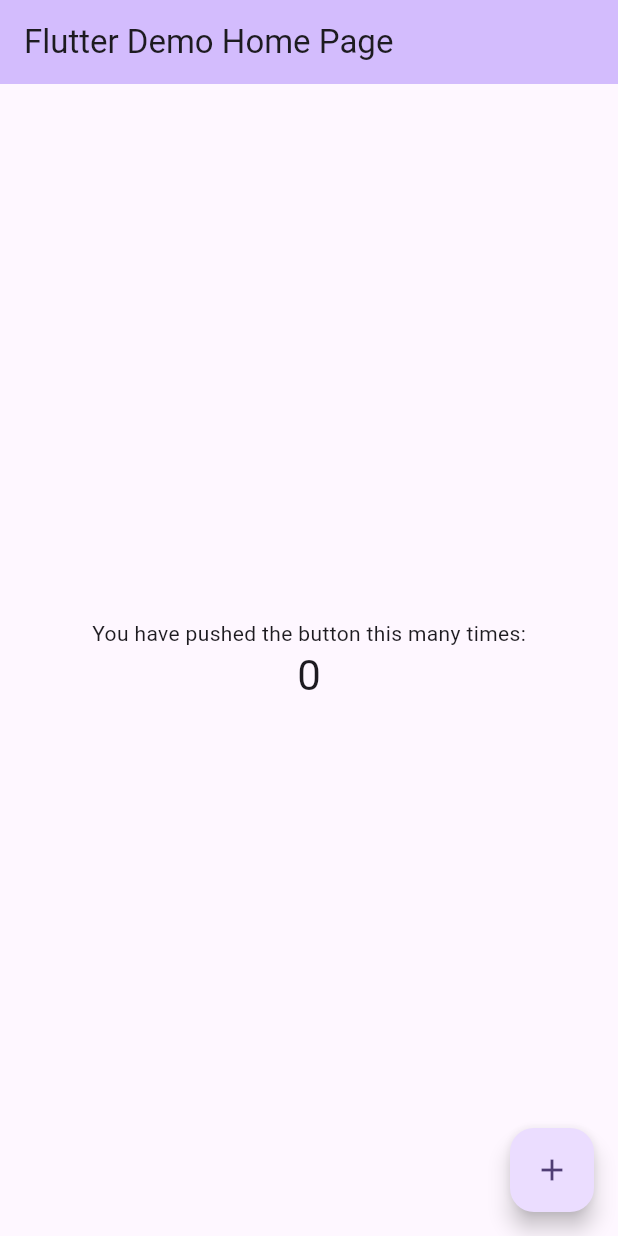
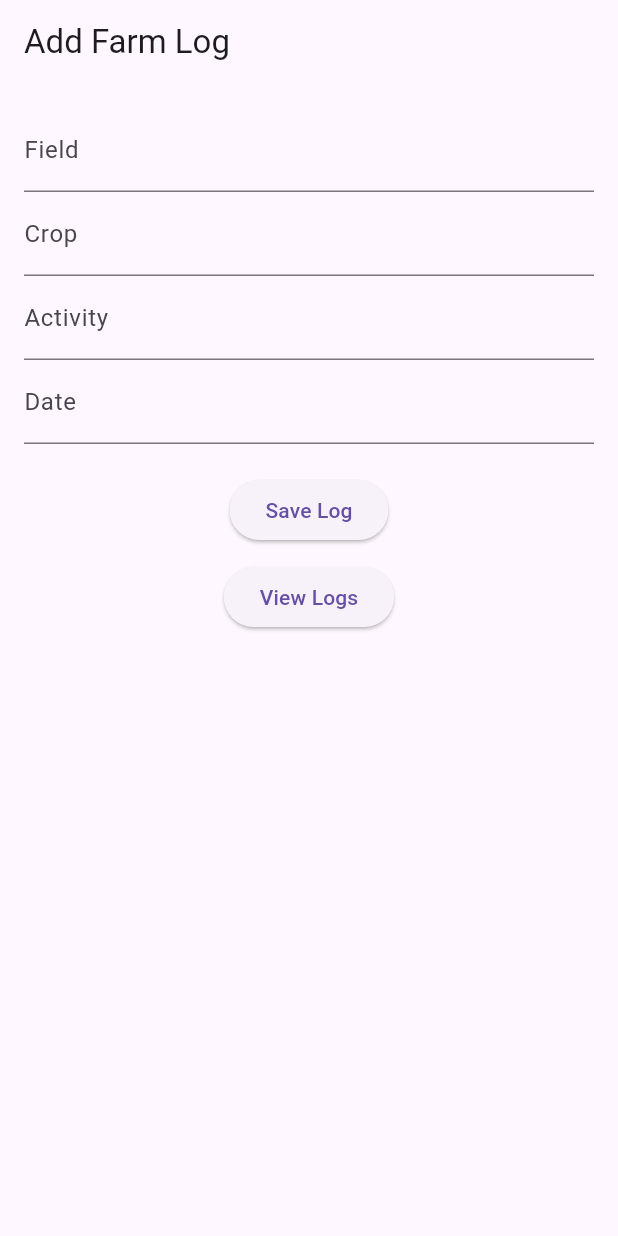
Before and after one commit to kolebauer/farm_log_lite, a Flutter app: the screen it shows after launch, on a phone screen of 412 x 824 dp. Run offline on Flutter 3.47's test engine with Material 3 defaults, Android fonts, the phone set to English and light mode, and no system bars; our stand-ins replace sqflite; accounts and stored records are empty.

Commit message:
Finalize Farm Log Lite app

```diff
--- /dev/null
+++ b/lib/db/database_helper.dart
@@ -0,0 +1,57 @@
+import 'package:sqflite/sqflite.dart';
+import 'package:path/path.dart';
+import '../models/log.dart';
+
+class DatabaseHelper {
+  static final DatabaseHelper _instance = DatabaseHelper._internal();
+  factory DatabaseHelper() => _instance;
+  DatabaseHelper._internal();
+
+  static Database? _database;
+
+  Future<Database> get database async {
+    if (_database != null) return _database!;
+    _database = await _initDb();
+    return _database!;
+  }
+
+  Future<Database> _initDb() async {
+    String path = join(await getDatabasesPath(), 'farm_log.db');
+    return await openDatabase(
+      path,
+      version: 1,
+      onCreate: (db, version) {
+        return db.execute('''
+          CREATE TABLE logs(
+            id INTEGER PRIMARY KEY AUTOINCREMENT,
+            field TEXT,
+            crop TEXT,
+            activity TEXT,
+            date TEXT
+          )
+        ''');
+      },
+    );
+  }
+
+  Future<void> insertLog(Log log) async {
+    final db = await database;
+    await db.insert('logs', log.toMap(),
+        conflictAlgorithm: ConflictAlgorithm.replace);
+  }
+
+  Future<List<Log>> getLogs() async {
+    final db = await database;
+    final List<Map<String, dynamic>> maps = await db.query('logs');
+
+    return List.generate(maps.length, (i) {
+      return Log(
+        id: maps[i]['id'],
+        field: maps[i]['field'],
+        crop: maps[i]['crop'],
+        activity: maps[i]['activity'],
+        date: maps[i]['date'],
+      );
+    });
+  }
+}
--- a/lib/main.dart
+++ b/lib/main.dart
@@ -1,122 +1,104 @@
 import 'package:flutter/material.dart';
+import 'db/database_helper.dart';
+import 'models/log.dart';
+import 'screens/view_logs_screen.dart';
 
 void main() {
-  runApp(const MyApp());
+  runApp(const FarmLogLiteApp());
 }
 
-class MyApp extends StatelessWidget {
-  const MyApp({super.key});
+class FarmLogLiteApp extends StatelessWidget {
+  const FarmLogLiteApp({super.key});
 
-  // This widget is the root of your application.
   @override
   Widget build(BuildContext context) {
     return MaterialApp(
-      title: 'Flutter Demo',
-      theme: ThemeData(
-        // This is the theme of your application.
-        //
-        // TRY THIS: Try running your application with "flutter run". You'll see
-        // the application has a purple toolbar. Then, without quitting the app,
-        // try changing the seedColor in the colorScheme below to Colors.green
-        // and then invoke "hot reload" (save your changes or press the "hot
-        // reload" button in a Flutter-supported IDE, or press "r" if you used
-        // the command line to start the app).
-        //
-        // Notice that the counter didn't reset back to zero; the application
-        // state is not lost during the reload. To reset the state, use hot
-        // restart instead.
-        //
-        // This works for code too, not just values: Most code changes can be
-        // tested with just a hot reload.
-        colorScheme: ColorScheme.fromSeed(seedColor: Colors.deepPurple),
-      ),
-      home: const MyHomePage(title: 'Flutter Demo Home Page'),
+      title: 'Farm Log Lite',
+      theme: ThemeData(primarySwatch: Colors.green),
+      home: const AddLogScreen(),
     );
   }
 }
 
-class MyHomePage extends StatefulWidget {
-  const MyHomePage({super.key, required this.title});
-
-  // This widget is the home page of your application. It is stateful, meaning
-  // that it has a State object (defined below) that contains fields that affect
-  // how it looks.
-
-  // This class is the configuration for the state. It holds the values (in this
-  // case the title) provided by the parent (in this case the App widget) and
-  // used by the build method of the State. Fields in a Widget subclass are
-  // always marked "final".
-
-  final String title;
+class AddLogScreen extends StatefulWidget {
+  const AddLogScreen({super.key});
 
   @override
-  State<MyHomePage> createState() => _MyHomePageState();
+  State<AddLogScreen> createState() => _AddLogScreenState();
 }
 
-class _MyHomePageState extends State<MyHomePage> {
-  int _counter = 0;
+class _AddLogScreenState extends State<AddLogScreen> {
+  final _fieldController = TextEditingController();
+  final _cropController = TextEditingController();
+  final _activityController = TextEditingController();
+  final _dateController = TextEditingController();
 
-  void _incrementCounter() {
-    setState(() {
-      // This call to setState tells the Flutter framework that something has
-      // changed in this State, which causes it to rerun the build method below
-      // so that the display can reflect the updated values. If we changed
-      // _counter without calling setState(), then the build method would not be
-      // called again, and so nothing would appear to happen.
-      _counter++;
-    });
+  final dbHelper = DatabaseHelper();
+
+  void _saveLog() async {
+    final log = Log(
+      field: _fieldController.text,
+      crop: _cropController.text,
+      activity: _activityController.text,
+      date: _dateController.text,
+    );
+
+    await dbHelper.insertLog(log);
+
+    ScaffoldMessenger.of(context).showSnackBar(
+      const SnackBar(content: Text('Log saved!')),
+    );
+
+    _fieldController.clear();
+    _cropController.clear();
+    _activityController.clear();
+    _dateController.clear();
   }
 
   @override
   Widget build(BuildContext context) {
-    // This method is rerun every time setState is called, for instance as done
-    // by the _incrementCounter method above.
-    //
-    // The Flutter framework has been optimized to make rerunning build methods
-    // fast, so that you can just rebuild anything that needs updating rather
-    // than having to individually change instances of widgets.
     return Scaffold(
-      appBar: AppBar(
-        // TRY THIS: Try changing the color here to a specific color (to
-        // Colors.amber, perhaps?) and trigger a hot reload to see the AppBar
-        // change color while the other colors stay the same.
-        backgroundColor: Theme.of(context).colorScheme.inversePrimary,
-        // Here we take the value from the MyHomePage object that was created by
-        // the App.build method, and use it to set our appbar title.
-        title: Text(widget.title),
-      ),
-      body: Center(
-        // Center is a layout widget. It takes a single child and positions it
-        // in the middle of the parent.
+      appBar: AppBar(title: const Text('Add Farm Log')),
+      body: Padding(
+        padding: const EdgeInsets.all(16.0),
         child: Column(
-          // Column is also a layout widget. It takes a list of children and
-          // arranges them vertically. By default, it sizes itself to fit its
-          // children horizontally, and tries to be as tall as its parent.
-          //
-          // Column has various properties to control how it sizes itself and
-          // how it positions its children. Here we use mainAxisAlignment to
-          // center the children vertically; the main axis here is the vertical
-          // axis because Columns are vertical (the cross axis would be
-          // horizontal).
-          //
-          // TRY THIS: Invoke "debug painting" (choose the "Toggle Debug Paint"
-          // action in the IDE, or press "p" in the console), to see the
-          // wireframe for each widget.
-          mainAxisAlignment: MainAxisAlignment.center,
-          children: <Widget>[
-            const Text('You have pushed the button this many times:'),
-            Text(
-              '$_counter',
-              style: Theme.of(context).textTheme.headlineMedium,
+          children: [
+            TextField(
+              controller: _fieldController,
+              decoration: const InputDecoration(labelText: 'Field'),
+            ),
+            TextField(
+              controller: _cropController,
+              decoration: const InputDecoration(labelText: 'Crop'),
+            ),
+            TextField(
+              controller: _activityController,
+              decoration: const InputDecoration(labelText: 'Activity'),
+            ),
+            TextField(
+              controller: _dateController,
+              decoration: const InputDecoration(labelText: 'Date'),
+            ),
+            const SizedBox(height: 20),
+            ElevatedButton(
+              onPressed: _saveLog,
+              child: const Text('Save Log'),
+            ),
+            const SizedBox(height: 10),
+            ElevatedButton(
+              onPressed: () {
+                Navigator.push(
+                  context,
+                  MaterialPageRoute(
+                    builder: (context) => const ViewLogsScreen(),
+                  ),
+                );
+              },
+              child: const Text('View Logs'),
             ),
           ],
         ),
       ),
-      floatingActionButton: FloatingActionButton(
-        onPressed: _incrementCounter,
-        tooltip: 'Increment',
-        child: const Icon(Icons.add),
-      ), // This trailing comma makes auto-formatting nicer for build methods.
     );
   }
 }
--- /dev/null
+++ b/lib/models/log.dart
@@ -0,0 +1,32 @@
+//import 'dart:convert';
+
+class Log {
+  final int? id;  //auto-increment
+  final String field;
+  final String crop;
+  final String activity;
+  final String date;
+
+  Log({
+    this.id,
+    required this.field,
+    required this.crop,
+    required this.activity,
+    required this.date,
+  });
+
+  Map<String, dynamic> toMap() {
+    return {
+      'id': id,
+      'field': field,
+      'crop': crop,
+      'activity': activity,
+      'date': date,
+    };
+  }
+
+  @override
+  String toString() {
+    return 'Log{id: $id, field: $field, crop: $crop, activity: $activity, date: $date}';
+  }
+}
--- /dev/null
+++ b/lib/screens/view_logs_screen.dart
@@ -0,0 +1,52 @@
+import 'package:flutter/material.dart';
+import '../db/database_helper.dart';
+import '../models/log.dart';
+
+class ViewLogsScreen extends StatefulWidget {
+  const ViewLogsScreen({super.key});
+
+  @override
+  State<ViewLogsScreen> createState() => _ViewLogsScreenState();
+}
+
+class _ViewLogsScreenState extends State<ViewLogsScreen> {
+  final dbHelper = DatabaseHelper();
+  late Future<List<Log>> logsFuture;
+
+  @override
+  void initState() {
+    super.initState();
+    logsFuture = dbHelper.getLogs();
+  }
+
+  @override
+  Widget build(BuildContext context) {
+    return Scaffold(
+      appBar: AppBar(title: const Text('View Logs')),
+      body: FutureBuilder<List<Log>>(
+        future: logsFuture,
+        builder: (context, snapshot) {
+          if (snapshot.connectionState == ConnectionState.waiting) {
+            return const Center(child: CircularProgressIndicator());
+          } else if (snapshot.hasError) {
+            return Center(child: Text('Error: ${snapshot.error}'));
+          } else if (!snapshot.hasData || snapshot.data!.isEmpty) {
+            return const Center(child: Text('No logs found.'));
+          } else {
+            final logs = snapshot.data!;
+            return ListView.builder(
+              itemCount: logs.length,
+              itemBuilder: (context, index) {
+                final log = logs[index];
+                return ListTile(
+                  title: Text('${log.field} - ${log.crop}'),
+                  subtitle: Text('${log.activity} on ${log.date}'),
+                );
+              },
+            );
+          }
+        },
+      ),
+    );
+  }
+}
--- a/pubspec.yaml
+++ b/pubspec.yaml
@@ -34,6 +34,9 @@ dependencies:
   # The following adds the Cupertino Icons font to your application.
   # Use with the CupertinoIcons class for iOS style icons.
   cupertino_icons: ^1.0.8
+
+  sqflite: ^2.4.2
+  path: ^1.9.1
 
 dev_dependencies:
   flutter_test:
```
Also changed, not shown: pubspec.lock, 1 other file.
